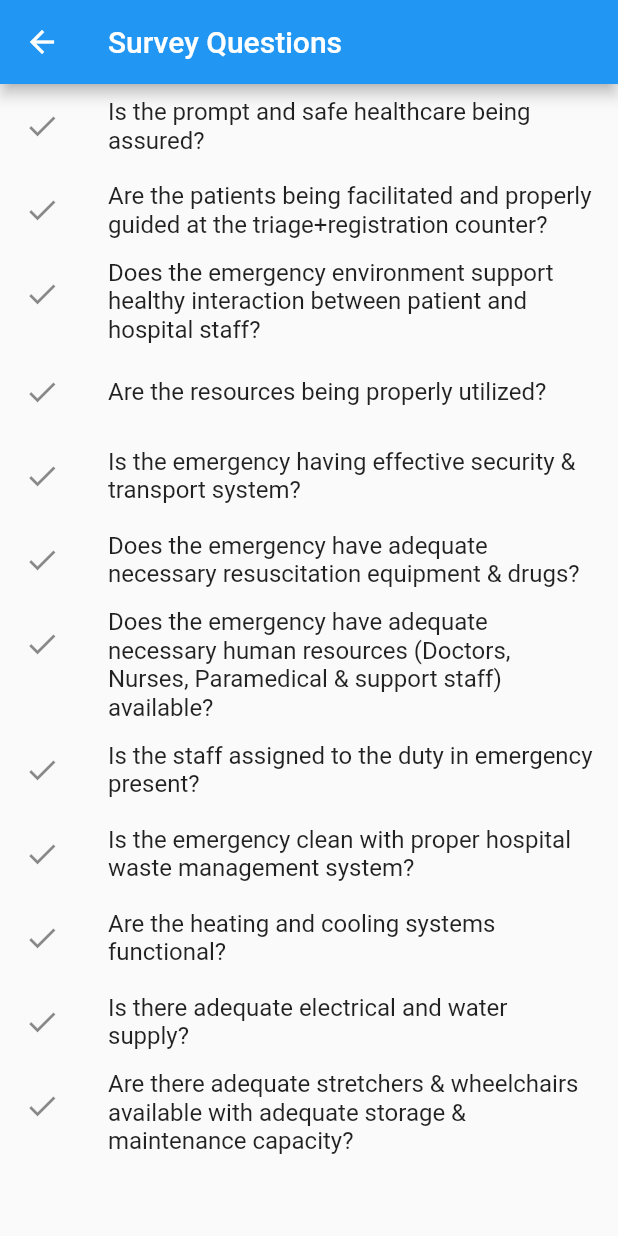
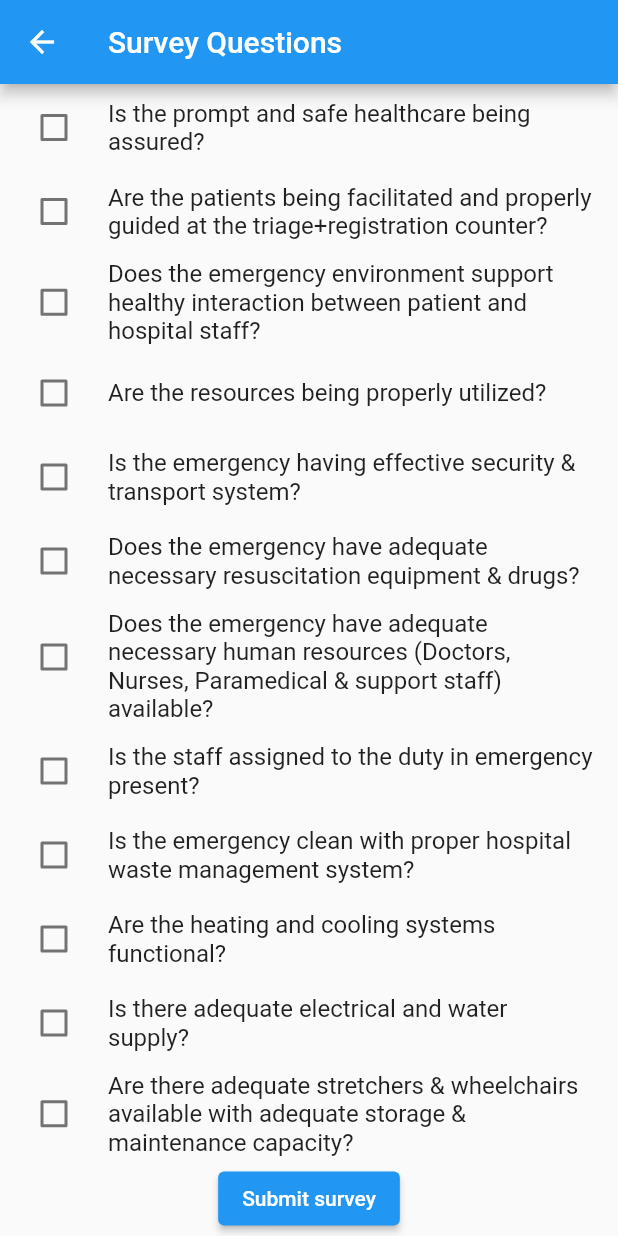
Before and after one commit to codeforpakistan/Labtech-App, a Flutter app: the SurveyPage screen opened directly, on a phone screen of 412 x 824 dp. Run offline on Flutter 3.47's test engine with Material 2 defaults, Android fonts, the phone set to English and light mode, and no system bars.

Commit message:
survey button added

```diff
--- a/lib/main.dart
+++ b/lib/main.dart
@@ -185,80 +185,177 @@ class MainPage extends StatelessWidget {
   }
 }
 
-enum SingingCharacter { yes, no }
+class SurveyPage extends StatefulWidget {
+  @override
+  _SurveyPageState createState() => _SurveyPageState();
+}
 
-class SurveyPage extends StatelessWidget {
-  SingingCharacter _character = SingingCharacter.yes;
+class _SurveyPageState extends State<SurveyPage> {
+  bool _checkedQ1 = false;
+  bool _checkedQ2 = false;
+  bool _checkedQ3 = false;
+  bool _checkedQ4 = false;
+  bool _checkedQ5 = false;
+  bool _checkedQ6 = false;
+  bool _checkedQ7 = false;
+  bool _checkedQ8 = false;
+  bool _checkedQ9 = false;
+  bool _checkedQ10 = false;
+  bool _checkedQ11 = false;
+  bool _checkedQ12 = false;
   @override
   Widget build(BuildContext context) {
+    return StatefulBuilder(
+        builder: (BuildContext context, StateSetter setState) {
       return Scaffold(
           appBar: AppBar(
             title: Text("Survey Questions"),
           ),
-        body: Container(
-          alignment: Alignment.topCenter,
-          child: Column(
+          body: Center(
+            child: ListView(
+              shrinkWrap: true,
               children: <Widget>[
-              ListTile(
-                leading: Icon(Icons.check),
-                title: Text('Is the prompt and safe healthcare being assured?'),
+                CheckboxListTile(
+                  title:
+                      Text("Is the prompt and safe healthcare being assured?"),
+                  controlAffinity: ListTileControlAffinity.leading,
+                  value: _checkedQ1,
+                  onChanged: (bool value) {
+                    setState(() {
+                      _checkedQ1 = value;
+                    });
+                  },
                 ),
-              ListTile(
-                leading: Icon(Icons.check),
+                CheckboxListTile(
                   title: Text(
-                    'Are the patients being facilitated and properly guided at the triage+registration counter?'),
+                      "Are the patients being facilitated and properly guided at the triage+registration counter?"),
+                  controlAffinity: ListTileControlAffinity.leading,
+                  value: _checkedQ2,
+                  onChanged: (bool value) {
+                    setState(() {
+                      _checkedQ2 = value;
+                    });
+                  },
                 ),
-              ListTile(
-                leading: Icon(Icons.check),
+                CheckboxListTile(
                   title: Text(
-                    'Does the emergency environment support healthy interaction between patient and hospital staff?'),
+                      "Does the emergency environment support healthy interaction between patient and hospital staff?"),
+                  controlAffinity: ListTileControlAffinity.leading,
+                  value: _checkedQ3,
+                  onChanged: (bool value) {
+                    setState(() {
+                      _checkedQ3 = value;
+                    });
+                  },
                 ),
-              ListTile(
-                leading: Icon(Icons.check),
-                title: Text('Are the resources being properly utilized?'),
+                CheckboxListTile(
+                  title: Text("Are the resources being properly utilized?"),
+                  controlAffinity: ListTileControlAffinity.leading,
+                  value: _checkedQ4,
+                  onChanged: (bool value) {
+                    setState(() {
+                      _checkedQ4 = value;
+                    });
+                  },
                 ),
-              ListTile(
-                leading: Icon(Icons.check),
+                CheckboxListTile(
                   title: Text(
-                    'Is the emergency having effective security & transport system?'),
+                      "Is the emergency having effective security & transport system?"),
+                  controlAffinity: ListTileControlAffinity.leading,
+                  value: _checkedQ5,
+                  onChanged: (bool value) {
+                    setState(() {
+                      _checkedQ5 = value;
+                    });
+                  },
                 ),
-              ListTile(
-                leading: Icon(Icons.check),
+                CheckboxListTile(
                   title: Text(
-                    'Does the emergency have adequate necessary resuscitation equipment & drugs?'),
+                      "Does the emergency have adequate necessary resuscitation equipment & drugs?"),
+                  controlAffinity: ListTileControlAffinity.leading,
+                  value: _checkedQ6,
+                  onChanged: (bool value) {
+                    setState(() {
+                      _checkedQ6 = value;
+                    });
+                  },
                 ),
-              ListTile(
-                leading: Icon(Icons.check),
+                CheckboxListTile(
                   title: Text(
-                    'Does the emergency have adequate necessary human resources (Doctors, Nurses, Paramedical & support staff) available?'),
+                      "Does the emergency have adequate necessary human resources (Doctors, Nurses, Paramedical & support staff) available?"),
+                  controlAffinity: ListTileControlAffinity.leading,
+                  value: _checkedQ7,
+                  onChanged: (bool value) {
+                    setState(() {
+                      _checkedQ7 = value;
+                    });
+                  },
                 ),
-              ListTile(
-                leading: Icon(Icons.check),
+                CheckboxListTile(
                   title: Text(
-                    'Is the staff assigned to the duty in emergency present?'),
+                      "Is the staff assigned to the duty in emergency present?"),
+                  controlAffinity: ListTileControlAffinity.leading,
+                  value: _checkedQ8,
+                  onChanged: (bool value) {
+                    setState(() {
+                      _checkedQ8 = value;
+                    });
+                  },
                 ),
-              ListTile(
-                leading: Icon(Icons.check),
+                CheckboxListTile(
                   title: Text(
-                    'Is the emergency clean with proper hospital waste management system?'),
+                      "Is the emergency clean with proper hospital waste management system?"),
+                  controlAffinity: ListTileControlAffinity.leading,
+                  value: _checkedQ9,
+                  onChanged: (bool value) {
+                    setState(() {
+                      _checkedQ9 = value;
+                    });
+                  },
                 ),
-              ListTile(
-                leading: Icon(Icons.check),
-                title: Text('Are the heating and cooling systems functional?'),
+                CheckboxListTile(
+                  title:
+                      Text("Are the heating and cooling systems functional?"),
+                  controlAffinity: ListTileControlAffinity.leading,
+                  value: _checkedQ10,
+                  onChanged: (bool value) {
+                    setState(() {
+                      _checkedQ10 = value;
+                    });
+                  },
                 ),
-              ListTile(
-                leading: Icon(Icons.check),
-                title: Text('Is there adequate electrical and water supply?'),
+                CheckboxListTile(
+                  title: Text("Is there adequate electrical and water supply?"),
+                  controlAffinity: ListTileControlAffinity.leading,
+                  value: _checkedQ11,
+                  onChanged: (bool value) {
+                    setState(() {
+                      _checkedQ11 = value;
+                    });
+                  },
                 ),
-              ListTile(
-                leading: Icon(Icons.check),
+                CheckboxListTile(
                   title: Text(
-                    'Are there adequate stretchers & wheelchairs available with adequate storage & maintenance capacity?'),
+                      "Are there adequate stretchers & wheelchairs available with adequate storage & maintenance capacity?"),
+                  controlAffinity: ListTileControlAffinity.leading,
+                  value: _checkedQ12,
+                  onChanged: (bool value) {
+                    setState(() {
+                      _checkedQ12 = value;
+                    });
+                  },
                 ),
+                Center(
+                  child: ElevatedButton(
+                    onPressed: () {
+                      Navigator.pop(context, true);
+                    },
+                    child: Text('Submit survey'),
+                  ),
+                )
               ],
             ),
           ));
+    });
   }
-
-  void setState(Function() param0) {}
 }
```
Lines whose indentation alone changed are shown as unchanged.
